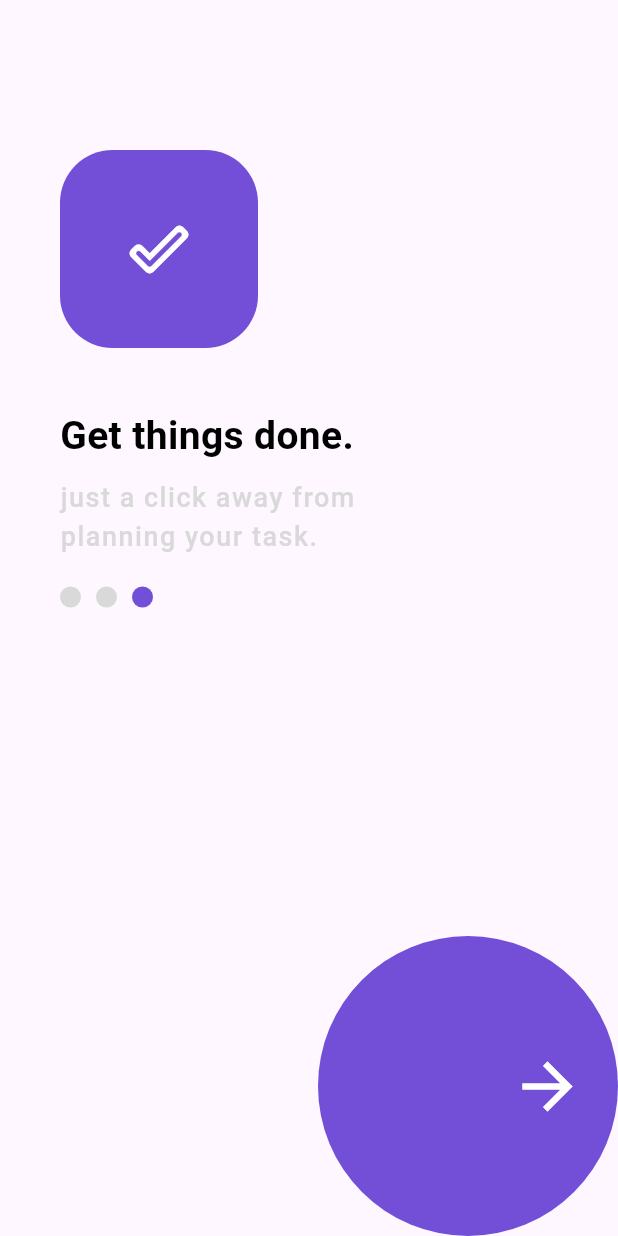
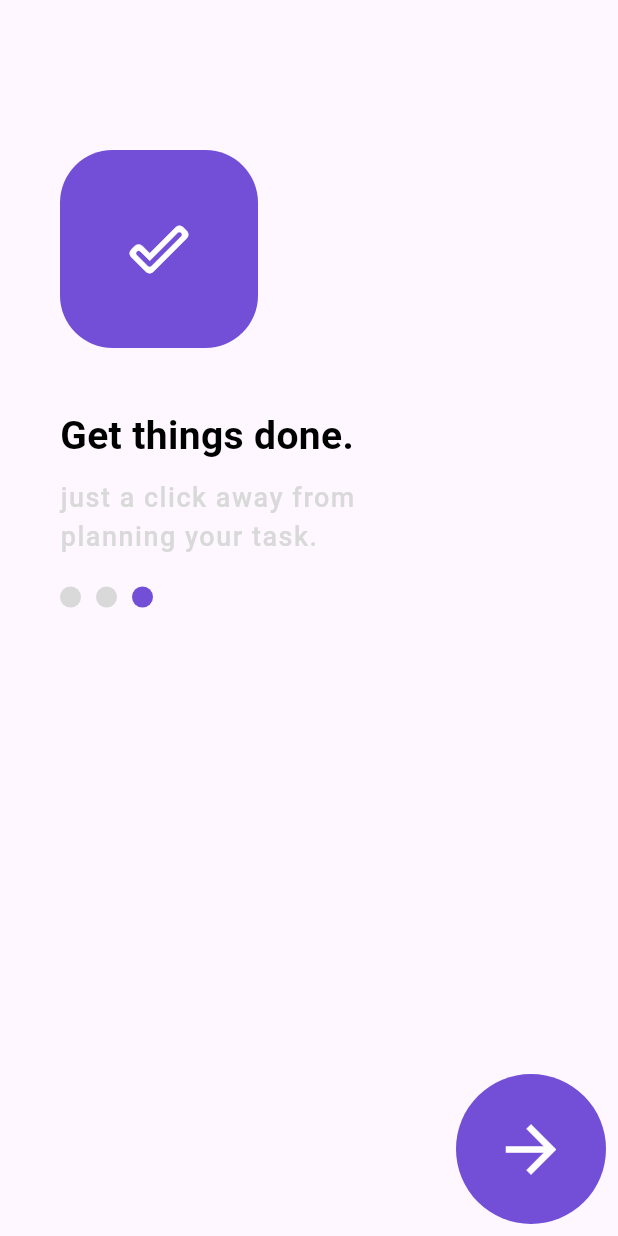
Before and after one commit to shraddhagaudani/todo_list_app, a Flutter app: the screen it shows after launch, on a phone screen of 412 x 824 dp. Run offline on Flutter 3.47's test engine with Material 2 defaults, Android fonts, the phone set to English and light mode, and no system bars; our stand-ins replace firebase_auth, firebase_core, get, get_storage, google_sign_in, sqflite; accounts and stored records are empty.

Commit message:
21/09/23

```diff
--- a/lib/components/list_component.dart
+++ b/lib/components/list_component.dart
@@ -169,7 +169,6 @@ class _List_componentState extends State<List_component> {
                               firstDate: DateTime(2000),
                               lastDate: DateTime(3000),
                             );
-
                             setState(
                               () {
                                 date = pickedDate;
@@ -197,7 +196,6 @@ class _List_componentState extends State<List_component> {
                               context: context,
                               initialTime: initialTime,
                             );
-
                             setState(
                               () {
                                 time = pickedTime;
@@ -899,14 +897,14 @@ class _List_componentState extends State<List_component> {
                   if (res >= 1) {
                     Get.snackbar(
                       "SUCCESS",
-                      "Project with id: $res inserted successfully...",
+                      "My ListTask with id: $res inserted successfully...",
                       backgroundColor: Colors.green,
                       snackPosition: SnackPosition.BOTTOM,
                     );
                   } else {
                     Get.snackbar(
                       "FAILURE",
-                      "Project insertion failed...",
+                      "My ListTask insertion failed...",
                       backgroundColor: Colors.red,
                       snackPosition: SnackPosition.BOTTOM,
                     );
--- a/lib/views/screens/calender_informationpage.dart
+++ b/lib/views/screens/calender_informationpage.dart
@@ -106,7 +106,7 @@ class _Calender_information_pageState extends State<Calender_information_page> {
 
                                                 if (res == 1) {
                                                   setState(() {
-                                                    DBHelper.dbHelper
+                                                    allCalenderInformation = DBHelper.dbHelper
                                                         .fetchCalender();
                                                   });
                                                   Get.snackbar("SUCCESS",
--- a/lib/views/screens/intro_screen.dart
+++ b/lib/views/screens/intro_screen.dart
@@ -150,18 +150,18 @@ class _Intro_screenState extends State<Intro_screen> {
                 //   ),
                 // ),
 
-                Container(
-                  height: 200,
-                  width: 200,
+                Padding(
+                  padding: const EdgeInsets.all(8.0),
+                  child: Container(alignment: Alignment.center,
+                    height: 100,
+                    width: 100,
                     decoration: const BoxDecoration(
                       shape: BoxShape.circle,
                       color: Color(0xFF724FD6),
                     ),
-                  child: Row(
+                    child: Row(mainAxisAlignment: MainAxisAlignment.center,
                       children: [
-                      const SizedBox(
-                        width: 120,
-                      ),
+
                         IconButton(
                           onPressed: () {
                             Get.offAllNamed('/login_page');
@@ -175,6 +175,7 @@ class _Intro_screenState extends State<Intro_screen> {
                       ],
                     ),
                   ),
+                ),
               ],
             ),
           ],
--- a/lib/views/screens/setting_page.dart
+++ b/lib/views/screens/setting_page.dart
@@ -14,13 +14,11 @@ class Setting_page extends StatefulWidget {
 }
 
 class _Setting_pageState extends State<Setting_page> {
-  @override
 
+  ThemeController themeController = Get.put(ThemeController());
+  User? user = Get.arguments as User?;
   @override
   Widget build(BuildContext context) {
-
-    User? user = Get.arguments as User?;
-    ThemeController themeController = Get.put(ThemeController());
     return Scaffold(
       body: Container(
         child: GetBuilder<ThemeController>(
```
Also changed, not shown: lib/views/screens/login_page.dart (+5 -4 lines), lib/views/screens/my_task_informationpage.dart (+21 -19 lines), lib/views/screens/project_information_page.dart (+4 -4 lines). Lines whose indentation alone changed are shown as unchanged.
